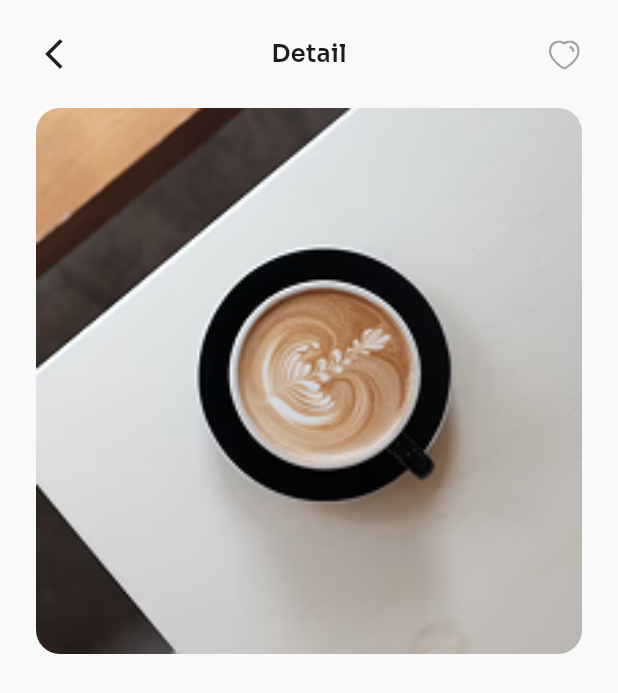
After one commit to SherazAli-67/coffee-shop-ui, a Flutter app: the HomeScreen screen opened by its route, after a tap on "4.8", on a phone screen of 412 x 824 dp. The commit adds this screen. Shown: the top 693 px of the screen. Run offline on Flutter 3.47's test engine with Material 3 defaults, Android fonts, the phone set to English and light mode, and no system bars; our stand-ins replace flutter_svg, go_router.

Commit message:
Coffee Shop App - Development
1. Navigation transition issue fixed

```diff
--- /dev/null
+++ b/lib/presentation/screens/coffee_detail_screen.dart
@@ -0,0 +1,44 @@
+import 'package:coffee_app/core/app_icons.dart';
+import 'package:coffee_app/core/app_textstyles.dart';
+import 'package:coffee_app/core/models/coffee_model.dart';
+import 'package:flutter/material.dart';
+import 'package:flutter_svg/flutter_svg.dart';
+
+class CoffeeDetailScreen extends StatelessWidget{
+  const CoffeeDetailScreen({super.key, required this.coffee});
+
+  final CoffeeModel coffee;
+  @override
+  Widget build(BuildContext context) {
+    return Scaffold(
+      body: SafeArea(child: Padding(
+        padding: const .all(24.0),
+        child: Column(
+          spacing: 16,
+          children: [
+            Row(
+              mainAxisAlignment: .spaceBetween,
+              children: [
+                GestureDetector(onTap: ()=> Navigator.pop(context), child: Icon(Icons.arrow_back_ios_new),),
+                Text("Detail", style: AppTextStyles.btnTextStyle,),
+                SvgPicture.asset(AppIcons.icFavorite)
+              ],
+            ),
+            Padding(
+              padding: const .only(top: 8.0),
+              child: Hero(
+                tag: coffee.id,
+                child: ClipRRect(
+                  borderRadius: .circular(16),
+                  child: SizedBox(
+                      width: .infinity,
+                      child: Image.asset(coffee.coffee, fit: .cover,)),
+                ),
+              ),
+            )
+          ],
+        ),
+      )),
+    );
+  }
+}
--- a/lib/presentation/screens/home_screen.dart
+++ b/lib/presentation/screens/home_screen.dart
@@ -12,7 +12,8 @@ class HomeScreen extends StatelessWidget {
 
   @override
   Widget build(BuildContext context) {
-    return Column(
+    return Scaffold(
+      body: Column(
         children: [
           Expanded(
             flex: 2,
@@ -22,6 +23,7 @@ class HomeScreen extends StatelessWidget {
               flex: 3,
               child: _buildContentWidget()),
         ],
+      ),
     );
   }
 
--- a/lib/presentation/widgets/coffee_item_widget.dart
+++ b/lib/presentation/widgets/coffee_item_widget.dart
@@ -2,7 +2,10 @@ import 'package:coffee_app/core/app_colors.dart';
 import 'package:coffee_app/core/app_gradients.dart';
 import 'package:coffee_app/core/app_textstyles.dart';
 import 'package:coffee_app/core/models/coffee_model.dart';
+import 'package:coffee_app/presentation/screens/coffee_detail_screen.dart';
+import 'package:coffee_app/router/app_router.dart';
 import 'package:flutter/material.dart';
+import 'package:go_router/go_router.dart';
 
 class CoffeeItemWidget extends StatelessWidget{
   const CoffeeItemWidget({super.key, required this.coffee});
@@ -10,7 +13,10 @@ class CoffeeItemWidget extends StatelessWidget{
   final CoffeeModel coffee;
   @override
   Widget build(BuildContext context) {
-    return Container(
+    return GestureDetector(
+      onTap: ()=> context.push(NamedRoutes.coffeeDetail.routeName, extra: coffee),
+      // onTap: ()=> Navigator.push(context, MaterialPageRoute(builder: (_)=> CoffeeDetailScreen(coffee: coffee))),
+      child: Container(
         decoration: BoxDecoration(
           color: Colors.white,
           borderRadius: .circular(16)
@@ -26,7 +32,9 @@ class CoffeeItemWidget extends StatelessWidget{
                 children: [
                   ClipRRect(
                     borderRadius: .circular(12),
-                  child: Image.asset(coffee.coffee, fit: .cover,),
+                    child: Hero(
+                        tag: coffee.id,
+                        child: Image.asset(coffee.coffee, fit: .cover,)),
                   ),
 
                   Positioned(
@@ -75,6 +83,7 @@ class CoffeeItemWidget extends StatelessWidget{
             )
           ],
         ),
+      ),
     );
   }
 }
--- a/lib/router/app_router.dart
+++ b/lib/router/app_router.dart
@@ -1,3 +1,5 @@
+import 'package:coffee_app/core/models/coffee_model.dart';
+import 'package:coffee_app/presentation/screens/coffee_detail_screen.dart';
 import 'package:coffee_app/presentation/screens/home_screen.dart';
 import 'package:flutter/material.dart';
 import 'package:go_router/go_router.dart';
@@ -30,8 +32,23 @@ GoRouter router = GoRouter(
                 path: NamedRoutes.notifications.routeName,
                 builder: (_, _) => Center(child: Text("Notifications Screen"),))
           ]),
+          // lib/router/app_router.dart
+          StatefulShellBranch(routes: [
+            GoRoute(
+              path: NamedRoutes.home.routeName,
+              builder: (_, _) => HomeScreen(),
+              routes: [
+                GoRoute(
+                  path: NamedRoutes.coffeeDetail.routeName,
+                  builder: (_, state) => CoffeeDetailScreen(coffee: state.extra as CoffeeModel),
+                ),
+              ],
+            )
+          ]),
         ],
         builder: (ctx, state, navigationShell) => MainMenuPage(navigationShell: navigationShell)),
+
+    GoRoute(path: NamedRoutes.coffeeDetail.routeName, builder: (_, state) => CoffeeDetailScreen(coffee: state.extra as CoffeeModel)),
   ],
 );
 
@@ -40,7 +57,8 @@ enum NamedRoutes {
   home('/home'),
   favorite('/favorite'),
   shoppingCart('/cart'),
-  notifications('/notifications')
+  notifications('/notifications'),
+  coffeeDetail('/coffee-detail')
   ;
 
   final String routeName;
--- a/pubspec.yaml
+++ b/pubspec.yaml
@@ -34,7 +34,7 @@ dependencies:
   # The following adds the Cupertino Icons font to your application.
   # Use with the CupertinoIcons class for iOS style icons.
   cupertino_icons: ^1.0.8
-  go_router: ^18.0.0
+  go_router: ^17.5.0
   flutter_svg: ^2.3.0
 
 dev_dependencies:
```
Also changed, not shown: lib/main.dart (+21 -2 lines), pubspec.lock. Lines whose indentation alone changed are shown as unchanged.
